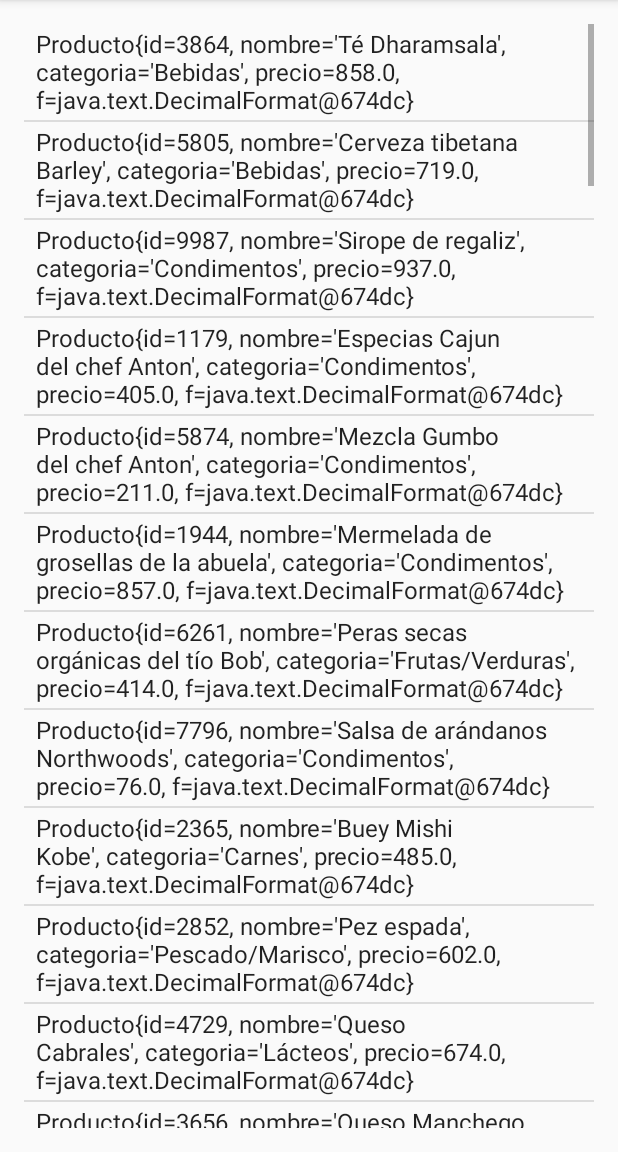
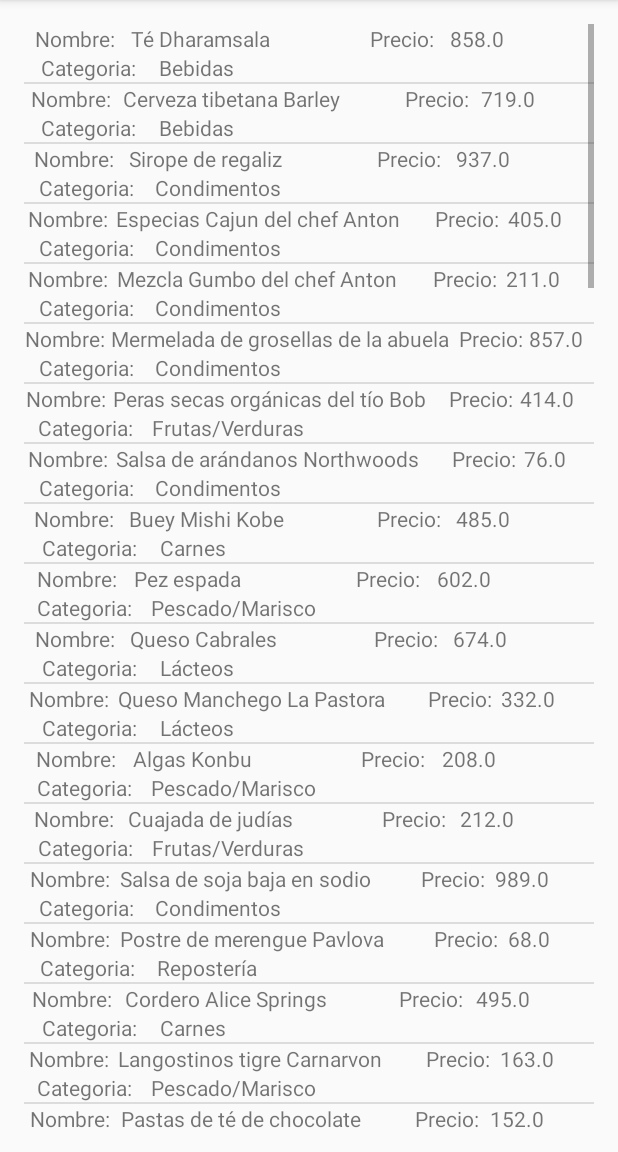
Before and after one commit to mfcicerchia/DondeComproApp, an Android app: the screen it shows after launch (ProductosActivity), in the side drawer, after a tap on "Ver Lista de Productos", on a phone screen of 412 x 824 dp, the part 84-1236 px from its top. Run offline under Robolectric (Android 15) with nearby library versions, the phone set to English and light mode, and no system bars.

Commit message:
Se implemento el adaptador para la lista de productos

```diff
--- a/app/src/main/AndroidManifest.xml
+++ b/app/src/main/AndroidManifest.xml
@@ -1,8 +1,6 @@
 <?xml version="1.0" encoding="utf-8"?>
 <manifest xmlns:android="http://schemas.android.com/apk/res/android"
     package="dondecompro.frsf.utn.dondecomproapp">
-
-    <uses-permission android:name="android.permission.INTERNET" />
 
     <application
         android:allowBackup="true"
@@ -11,7 +9,7 @@
         android:supportsRtl="true"
         android:theme="@style/AppTheme">
         <activity
-            android:name=".MainActivity"
+            android:name=".MainOneActivity"
             android:label="@string/app_name"
             android:theme="@style/AppTheme.NoActionBar">
             <intent-filter>
--- a/app/src/main/java/dondecompro/frsf/utn/dondecomproapp/MainActivity.java
+++ b/app/src/main/java/dondecompro/frsf/utn/dondecomproapp/MainOneActivity.java
@@ -12,12 +12,14 @@ import android.support.v7.app.AppCompatActivity;
 import android.support.v7.widget.Toolbar;
 import android.view.Menu;
 import android.view.MenuItem;
+
+
 import android.content.Intent;
 import android.location.Location;
 import android.location.LocationListener;
 import android.net.Uri;
 
-public class MainActivity extends AppCompatActivity
+public class MainOneActivity extends AppCompatActivity
         implements NavigationView.OnNavigationItemSelectedListener, LocationListener {
 
     @Override
@@ -98,22 +100,17 @@ public class MainActivity extends AppCompatActivity
             // Busqueda de supermercdos mas cercanos a esta posicion
             //-31.6191597,-60.704008,15z
             // -31.6348961,-60.7007596,15z /// rivadavia y bulevar con 15 de zoom
-            //TODO Agu: Tomar Posicion GPS | Seguridad.
             Uri gmmIntentUri = Uri.parse("geo:-31.6348961,-60.7007596?q=supermercados");
             Intent mapIntent = new Intent(Intent.ACTION_VIEW, gmmIntentUri);
             mapIntent.setPackage("com.google.android.apps.maps");
             startActivity(mapIntent);
 
-            //SupportMapFragment fragment = new SupportMapFragment();
-            //getSupportFragmentManager().beginTransaction()
-            //        .add(android.R.id.content, fragment).commit();
+
 
             // TODO: instanciar la clase UbicacionActivity para manejar las ubicaciones de los super
             /// implementar el codigo acá
 
         } else if (id == R.id.nav_enviar_pedido) {
-            //TODO: Instanciar un Activity con una lista de compra de las que vas a poder elegir una. Ver avisos no hay pedidos.
-            //Seleccinar un Super.
 
         } else if (id == R.id.nav_ver_productos) {
             Intent i= new Intent(this,ProductosActivity.class);
@@ -125,6 +122,7 @@ public class MainActivity extends AppCompatActivity
 
         }*/
 
+
         DrawerLayout drawer = (DrawerLayout) findViewById(R.id.drawer_layout);
         drawer.closeDrawer(GravityCompat.START);
         return true;
@@ -135,8 +133,8 @@ public class MainActivity extends AppCompatActivity
     /// metodos que hay que implementar de la interfaz  LocationListener
     @Override
     public void onLocationChanged(Location location) {
-        // Este metodo se ejecuta cada vez que el GPS recibe nuevas coordenadas
-        // debido a la deteccion de un cambio de ubicacion
+        // Este mŽtodo se ejecuta cada vez que el GPS recibe nuevas coordenadas
+        // debido a la detecci—n de un cambio de ubicacion
 
       /*  location.getLatitude();
         location.getLongitude();
@@ -160,4 +158,6 @@ public class MainActivity extends AppCompatActivity
     public void onProviderDisabled(String provider) {
 
     }
+
+
 }
--- a/app/src/main/java/dondecompro/frsf/utn/dondecomproapp/PedidoActivity.java
+++ b/app/src/main/java/dondecompro/frsf/utn/dondecomproapp/PedidoActivity.java
@@ -39,7 +39,7 @@ public class PedidoActivity extends AppCompatActivity implements Button.OnClickL
             case R.id.btnCancelar:
                 Toast.makeText(getApplicationContext(), "Se canceló el nuevo pedido", Toast.LENGTH_LONG).show();
 
-                Intent i= new Intent(this,MainActivity.class);
+                Intent i= new Intent(this,MainOneActivity.class);
                 startActivity(i);
                 break;
         }
--- /dev/null
+++ b/app/src/main/java/dondecompro/frsf/utn/dondecomproapp/ProductoAdapter.java
@@ -0,0 +1,74 @@
+package dondecompro.frsf.utn.dondecomproapp;
+
+import android.content.Context;
+import android.view.LayoutInflater;
+import android.view.View;
+import android.view.ViewGroup;
+import android.widget.BaseAdapter;
+import android.widget.TextView;
+
+import java.util.ArrayList;
+
+import dondecompro.frsf.utn.dondecomproapp.modelo.Producto;
+
+/**
+ * Created by Pablo Paletto on 12/2/2017.
+ */
+
+public class ProductoAdapter extends BaseAdapter {
+    /**Inflater**/
+    ArrayList<Producto> items = new ArrayList<Producto>();
+    Context context;
+    LayoutInflater inflater;
+    ProductoAdapter(Context context, ArrayList<Producto> items){
+        this.items = items;
+        this.context = context;
+        inflater = LayoutInflater.from(context);
+    }
+
+    @Override
+    public int getCount() {
+        return items.size();
+    }
+
+    @Override
+    public Producto getItem(int position) {
+        return items.get(position);
+    }
+
+    @Override
+    public long getItemId(int position) {
+        return 0;
+    }
+
+    @Override
+    public View getView(int position, View convertView, ViewGroup parent) {
+        View fila=convertView;
+        if(fila==null){
+            fila = inflater.inflate(R.layout.fila_producto, parent, false);
+        }
+        ViewHolder holder = (ViewHolder)fila.getTag();
+        if(holder==null){
+            holder=new ViewHolder(fila);
+            fila.setTag(holder);
+        }
+
+        holder.nombre.setText(this.getItem(position).getNombre());
+        holder.precio.setText(this.getItem(position).getPrecio().toString());
+        holder.categoria.setText(this.getItem(position).getCategoria());
+
+        return (fila);
+    }
+
+    class ViewHolder{
+        TextView nombre;
+        TextView precio;
+        TextView categoria;
+
+        ViewHolder(View base){
+            this.nombre = (TextView)base.findViewById(R.id.tvProducto);
+            this.precio = (TextView)base.findViewById(R.id.tvPrecio);
+            this.categoria = (TextView)base.findViewById(R.id.tvCategoria);
+        }
+    }
+}
--- a/app/src/main/java/dondecompro/frsf/utn/dondecomproapp/ProductosActivity.java
+++ b/app/src/main/java/dondecompro/frsf/utn/dondecomproapp/ProductosActivity.java
@@ -1,5 +1,6 @@
 package dondecompro.frsf.utn.dondecomproapp;
 
+import android.content.Context;
 import android.support.v7.app.AppCompatActivity;
 import android.os.Bundle;
 import android.support.v7.view.menu.ListMenuItemView;
@@ -14,24 +15,19 @@ public class ProductosActivity extends AppCompatActivity {
 
     ArrayList<Producto> listaProductos = new ArrayList<Producto>();
     ArrayAdapter<Producto> lvProductosAdapter;
-
+    private ProductoAdapter adapter;
+    Context context = ProductosActivity.this;
+    ListView lista_productos;
 
     @Override
     protected void onCreate(Bundle savedInstanceState) {
         super.onCreate(savedInstanceState);
         setContentView(R.layout.activity_productos);
         this.inicializarListaProductos();
-        ListView lvProductos = (ListView) findViewById(R.id.lvProductos);
-        ArrayList<String> sproductos = new ArrayList<String>();
+        adapter = new ProductoAdapter(ProductosActivity.this, listaProductos);
+        lista_productos = (ListView)findViewById(R.id.lvProductos);
+        lista_productos.setAdapter(adapter);
 
-        for(Producto p: listaProductos){
-            sproductos.add(p.toString());
-        }
-
-        lvProductosAdapter = new ArrayAdapter<Producto>(this, android.R.layout.simple_selectable_list_item, listaProductos);
-        lvProductos.setAdapter(lvProductosAdapter);
-        //listaProductos.setChoiceMode(listaMenu.CHOICE_MODE_MULTIPLE);
-        //listaProductos.setOnItemClickListener(this);
     }
 
     private void inicializarListaProductos(){
--- /dev/null
+++ b/app/src/main/res/layout/fila_producto.xml
@@ -0,0 +1,62 @@
+<?xml version="1.0" encoding="utf-8"?>
+<LinearLayout xmlns:android="http://schemas.android.com/apk/res/android"
+    android:orientation="vertical" android:layout_width="match_parent"
+    android:layout_height="match_parent">
+
+    <LinearLayout
+        android:orientation="horizontal"
+        android:layout_width="match_parent"
+        android:layout_height="wrap_content">
+
+        <TextView
+            android:text="Nombre: "
+            android:layout_width="wrap_content"
+            android:layout_height="wrap_content"
+            android:id="@+id/tvProductoLbl"
+            android:layout_weight="0.25"
+            android:textAlignment="center" />
+
+        <TextView
+            android:text="prod"
+            android:layout_width="wrap_content"
+            android:layout_height="wrap_content"
+            android:id="@+id/tvProducto"
+            android:layout_weight="1" />
+
+        <TextView
+            android:text="Precio: "
+            android:layout_width="wrap_content"
+            android:layout_height="wrap_content"
+            android:id="@+id/tvPrecioLbl"
+            android:layout_weight="0.25"
+            android:textAlignment="center" />
+
+        <TextView
+            android:text="$$$$$"
+            android:layout_width="wrap_content"
+            android:layout_height="wrap_content"
+            android:id="@+id/tvPrecio"
+            android:layout_weight="1" />
+    </LinearLayout>
+
+    <LinearLayout
+        android:orientation="horizontal"
+        android:layout_width="match_parent"
+        android:layout_height="wrap_content">
+
+        <TextView
+            android:text="Categoria: "
+            android:layout_width="wrap_content"
+            android:layout_height="wrap_content"
+            android:id="@+id/tvCategoriaLbl"
+            android:layout_weight="0.1"
+            android:textAlignment="center" />
+
+        <TextView
+            android:text="Cat"
+            android:layout_width="wrap_content"
+            android:layout_height="wrap_content"
+            android:id="@+id/tvCategoria"
+            android:layout_weight="1" />
+    </LinearLayout>
+</LinearLayout>
```
